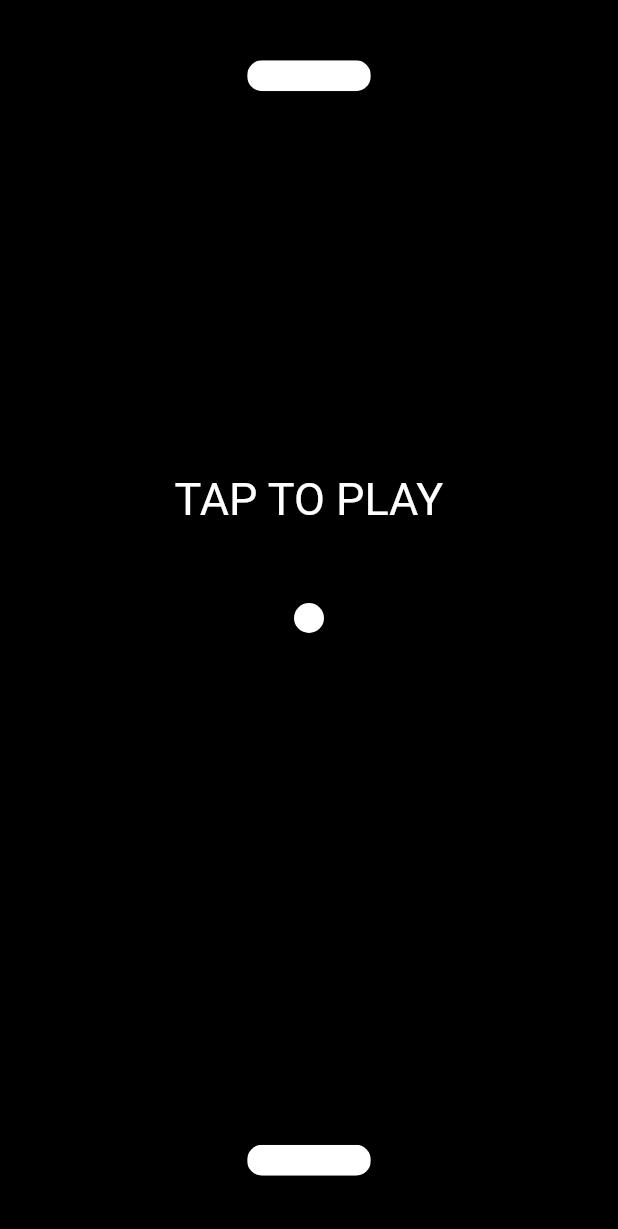
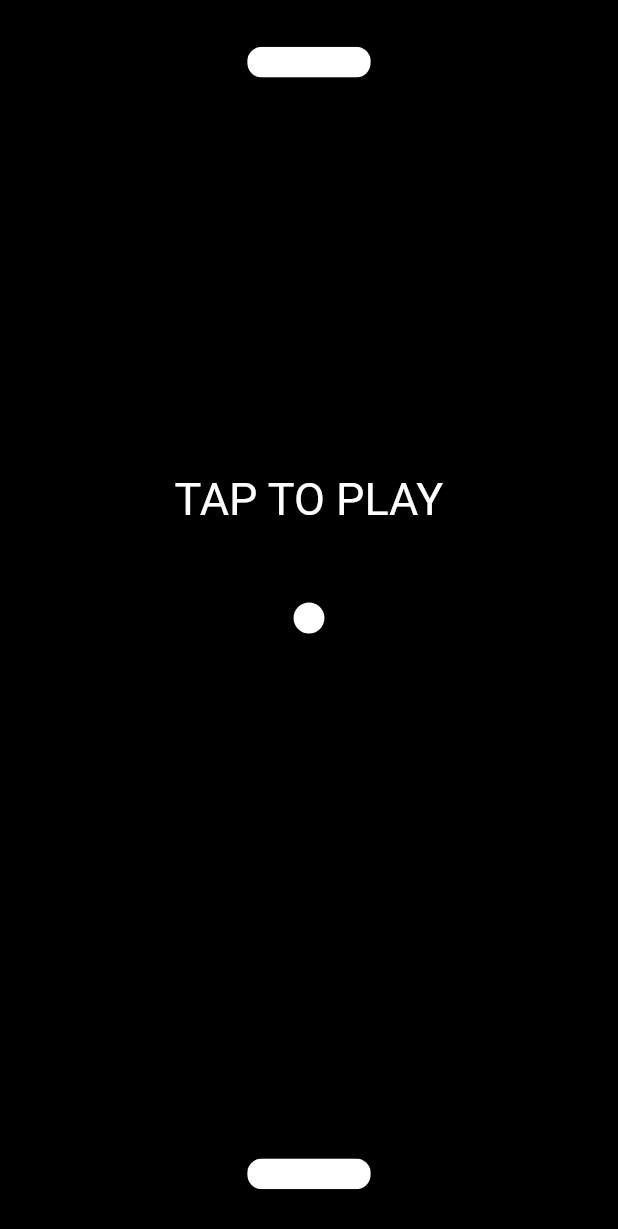
Before and after one commit to Daniel-Page/flutter-test, a Flutter app: the screen it shows after launch, on a phone screen of 412 x 824 dp. Shown: the top 1229 px of the screen. Run offline on Flutter 3.47's test engine with Material 2 defaults, Android fonts, the phone set to English and light mode, and no system bars.

Commit message:
Brick and ball changed to center coordinate system

```diff
--- a/lib/ball.dart
+++ b/lib/ball.dart
@@ -9,12 +9,12 @@ class Ball extends StatelessWidget {
   @override
   Widget build(BuildContext context) {
     return Container(
-      alignment: Alignment(x, y),
+      alignment: Alignment(x * (1 + 0.05 / 2), y * (1 + 0.05 / 2)),
       child: Container(
         decoration:
             const BoxDecoration(shape: BoxShape.circle, color: Colors.white),
-        width: 20,
-        height: 20,
+        width: MediaQuery.of(context).size.height / 40,
+        height: MediaQuery.of(context).size.height / 40,
       ),
     );
   }
--- a/lib/brick.dart
+++ b/lib/brick.dart
@@ -4,12 +4,14 @@ class MyBrick extends StatelessWidget {
   final x;
   final y;
   final brickWidth; // out of 2
-  const MyBrick({super.key, this.x, this.y, this.brickWidth});
+  final brickHeight;
+  const MyBrick({super.key, this.x, this.y, this.brickWidth, this.brickHeight});
 
   @override
   Widget build(BuildContext context) {
     return Container(
-        alignment: Alignment(x * (1.0 + brickWidth / 2), y),
+        alignment:
+            Alignment(x * (1.0 + brickWidth / 2), y * (1.0 + brickHeight / 2)),
         child: ClipRRect(
             borderRadius: BorderRadius.circular(10),
             child: Container(
--- a/lib/homepage.dart
+++ b/lib/homepage.dart
@@ -19,6 +19,9 @@ class _HomePage extends State<HomePage> {
   // player variables (bottom brick)
   double playerX = 0;
   double brickWidth = 0.4; // out of 2
+  double brickHeight = 0.05; // out of 2
+  double playerY = 0.90;
+
   bool isMovingLeft = false;
   bool isMovingRight = false;
 
@@ -28,6 +31,7 @@ class _HomePage extends State<HomePage> {
   // ball variables
   double ballX = 0;
   double ballY = 0;
+  double ballDiameter = 0.05;
   var ballYDirection = direction.DOWN;
   var ballXDirection = direction.LEFT;
 
@@ -85,12 +89,11 @@ class _HomePage extends State<HomePage> {
   void updateDirection() {
     setState(() {
       // update vertical direction
-      if (ballY >= 0.89 - 0.5 * ((1 / 40) * 2) &&
-          ballY <= 0.91 - 0.5 * ((1 / 40) * 2) &&
+      if (ballY >= playerY - 0.5 * brickHeight - ballDiameter / 2 + 0.01 &&
           ballX >= playerX - brickWidth / 2 &&
           ballX <= playerX + brickWidth / 2) {
         ballYDirection = direction.UP;
-      } else if (ballY <= -0.89 + 0.5 * (1 / 40) * 2) {
+      } else if (ballY <= -playerY + 0.5 * (1 / 40) * 2) {
         ballYDirection = direction.DOWN;
       }
 
@@ -161,12 +164,14 @@ class _HomePage extends State<HomePage> {
                     CoverScreen(gameStarted: gameHasStarted), // tap to play
                     MyBrick(
                         x: enemyX,
-                        y: -0.9,
-                        brickWidth: brickWidth), // top brick
+                        y: -playerY,
+                        brickWidth: brickWidth,
+                        brickHeight: brickHeight), // top brick
                     MyBrick(
                         x: playerX,
-                        y: 0.9,
-                        brickWidth: brickWidth), // bottom brick
+                        y: playerY,
+                        brickWidth: brickWidth,
+                        brickHeight: brickHeight), // bottom brick
                     Ball(x: ballX, y: ballY), // ball,
                     // Container(
                     //     alignment: Alignment(playerX, 0.9 + 0.003),
```
